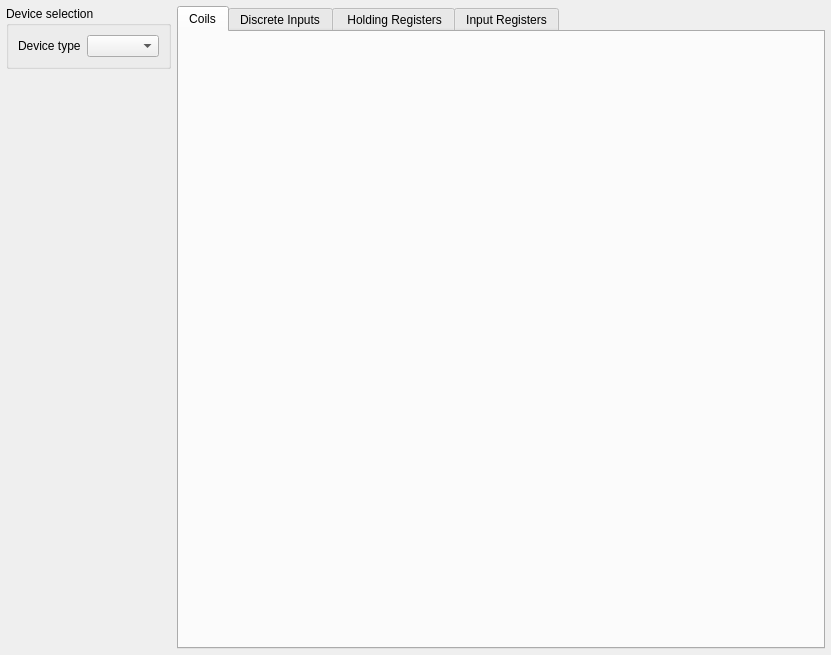
Old version of the form src/modbus/SAKModbusDebugPage.ui in the repository x-tools-author/x-tools.
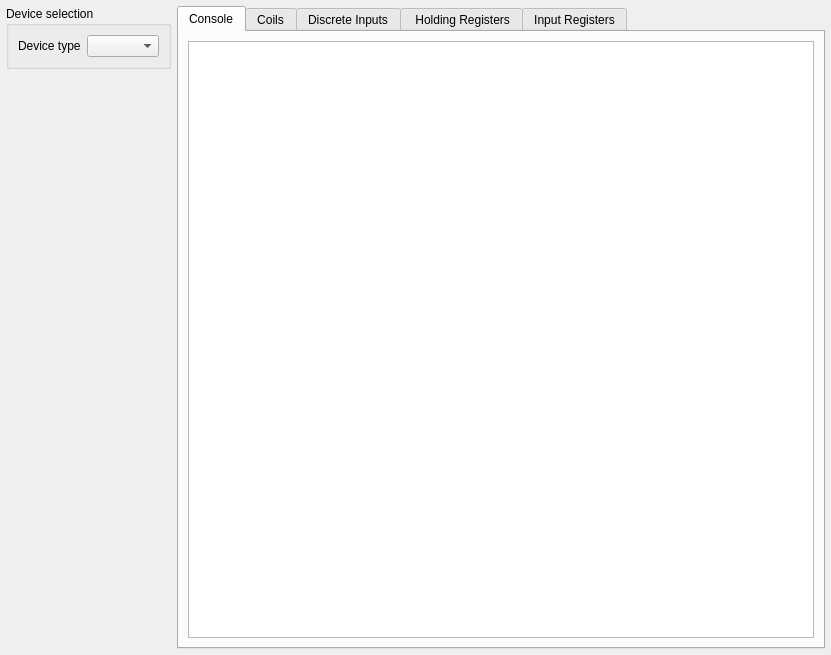
New version of the form.

```diff
--- a/src/modbus/SAKModbusDebugPage.ui
+++ b/src/modbus/SAKModbusDebugPage.ui
@@ -96,6 +96,16 @@
      <property name="currentIndex">
       <number>0</number>
      </property>
+     <widget class="QWidget" name="console">
+      <attribute name="title">
+       <string>Console</string>
+      </attribute>
+      <layout class="QVBoxLayout" name="verticalLayout">
+       <item>
+        <widget class="QTextBrowser" name="textBrowser"/>
+       </item>
+      </layout>
+     </widget>
      <widget class="QWidget" name="coilsWidget">
       <property name="styleSheet">
        <string notr="true"/>
```
